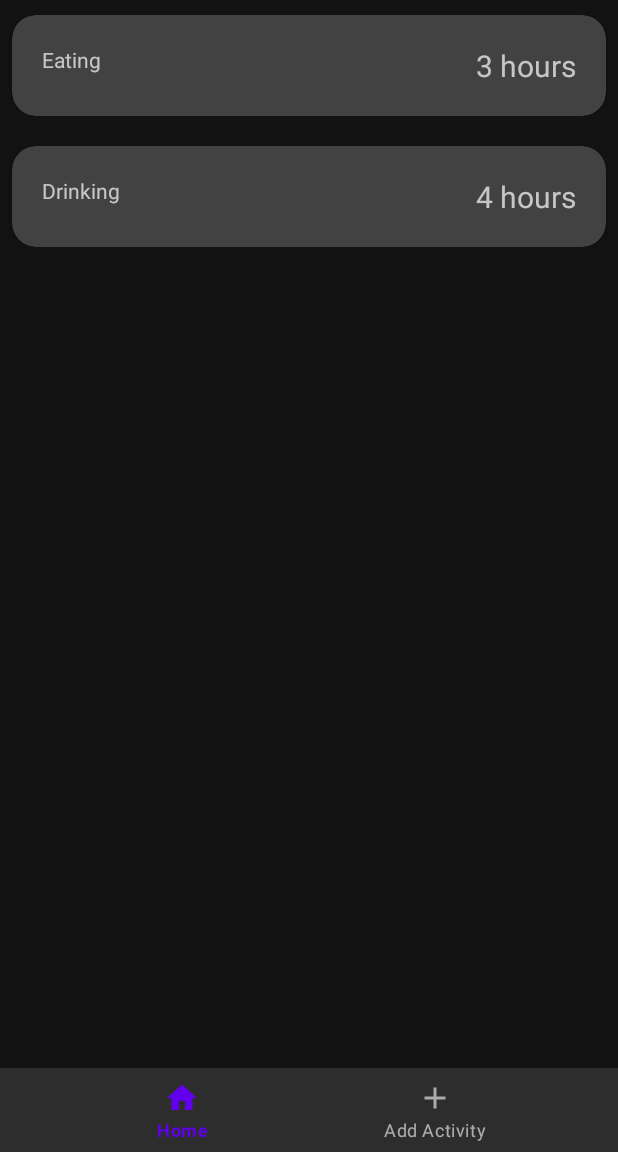
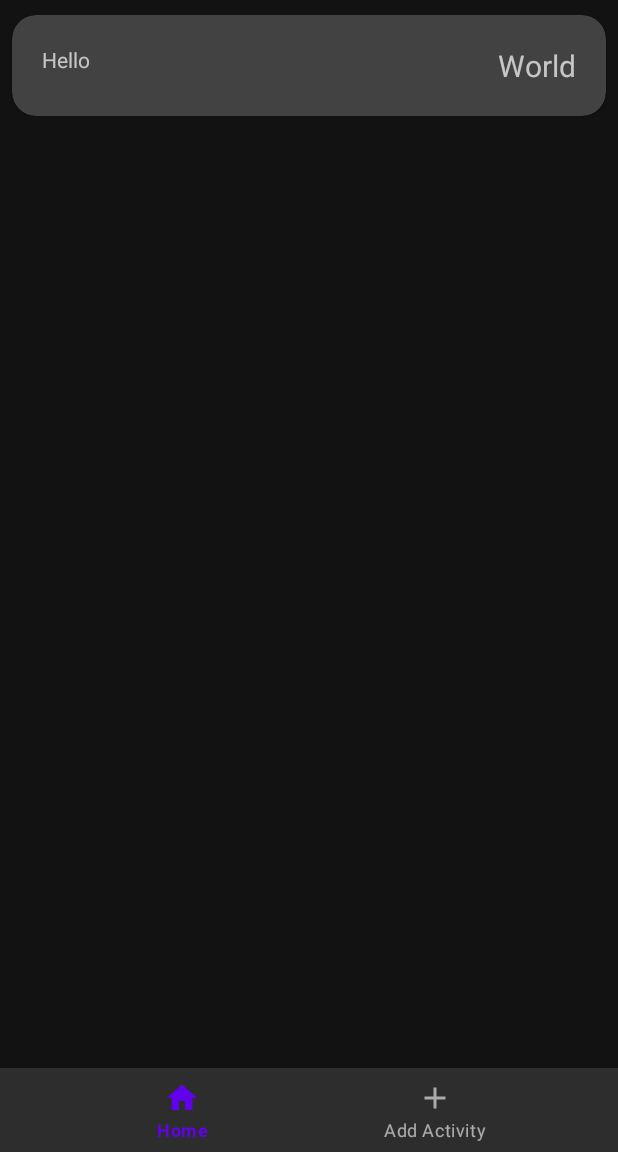
Before and after one commit to Polar-Points/Productivity-Tracker, an Android app: the screen it shows after launch (MainActivity), on a phone screen of 412 x 824 dp, the part 84-1236 px from its top. Run offline under Robolectric (Android 15) with nearby library versions, the phone set to English and light mode, and no system bars; our stand-ins replace Room's generated code, navigation-ui.

```diff
--- a/app/src/main/AndroidManifest.xml
+++ b/app/src/main/AndroidManifest.xml
@@ -9,7 +9,7 @@
         android:roundIcon="@mipmap/ic_launcher_round"
         android:supportsRtl="true"
         android:theme="@style/AppTheme">
-        <activity android:name=".MainActivity">
+        <activity android:name=".presentation.MainActivity">
             <intent-filter>
                 <action android:name="android.intent.action.MAIN" />
 
--- a/app/src/main/java/com/marty/dang/productivitytracker/MainActivity.kt
+++ b/app/src/main/java/com/marty/dang/productivitytracker/presentation/MainActivity.kt
@@ -1,4 +1,4 @@
-package com.marty.dang.productivitytracker
+package com.marty.dang.productivitytracker.presentation
 
 import androidx.appcompat.app.AppCompatActivity
 import android.os.Bundle
@@ -6,6 +6,7 @@ import androidx.navigation.Navigation
 import androidx.navigation.ui.NavigationUI
 import androidx.navigation.ui.setupWithNavController
 import com.google.android.material.bottomnavigation.BottomNavigationView
+import com.marty.dang.productivitytracker.R
 import kotlinx.android.synthetic.main.activity_main.*
 
 class MainActivity : AppCompatActivity() {
--- a/app/src/main/java/com/marty/dang/productivitytracker/StatsAdapter.kt
+++ b/app/src/main/java/com/marty/dang/productivitytracker/presentation/adapters/StatsAdapter.kt
@@ -1,5 +1,6 @@
-package com.marty.dang.productivitytracker
+package com.marty.dang.productivitytracker.presentation.adapters
 
+import android.content.Context
 import android.util.Log
 import android.view.LayoutInflater
 import android.view.View
@@ -7,25 +8,26 @@ import android.view.ViewGroup
 import android.widget.TextView
 import androidx.recyclerview.widget.RecyclerView
 import com.google.android.material.snackbar.Snackbar
-import com.marty.dang.productivitytracker.repository.Entry
+import com.marty.dang.productivitytracker.R
+import com.marty.dang.productivitytracker.repository.Activity
 
 
 /**
  *   Created by Marty Dang on 4/20/20
  *   Copyright @ 2019 Dang, Marty. All rights reserved.
  */
-class StatsAdapter(private val dataSet:MutableList<Entry>): RecyclerView.Adapter<StatsAdapter.ViewHolder>() {
+class StatsAdapter(context: Context): RecyclerView.Adapter<StatsAdapter.ViewHolder>() {
+
+    private var dataSet = mutableListOf<Activity>()
 
     /**
      * Provide a reference to the type of views that you are using (custom ViewHolder)
      */
-    class ViewHolder(v: View): RecyclerView.ViewHolder(v) {
-        val category: TextView
-        val hours: TextView
+    inner class ViewHolder(v: View): RecyclerView.ViewHolder(v) {
+        val category: TextView = v.findViewById(R.id.category)
+        val hours: TextView = v.findViewById(R.id.hours)
         init {
             v.setOnClickListener { Log.d("DFD", "Element $adapterPosition clicked.") }
-            category = v.findViewById(R.id.category)
-            hours = v.findViewById(R.id.hours)
         }
     }
 
@@ -45,15 +47,20 @@ class StatsAdapter(private val dataSet:MutableList<Entry>): RecyclerView.Adapter
     override fun onBindViewHolder(holder: ViewHolder, position: Int) {
         // Get element from your dataset at this position and replace the contents of the view
         // with that element
-        holder.category.text = dataSet[position].category
-        holder.hours.text = dataSet[position].time
+        val current = dataSet[position]
+        holder.category.text = current.activity
+        holder.hours.text = current.duration
+    }
+
+    fun setWords(entries: MutableList<Activity>) {
+        dataSet = entries
+        notifyDataSetChanged()
     }
 
     fun removeAt(viewHolder: RecyclerView.ViewHolder, recyclerView: RecyclerView) {
 
         val adapterPosition = viewHolder.adapterPosition
-        val entry = dataSet[adapterPosition]
-//        val mAdapterPosition = viewHolder.adapterPosition
+        val entry = dataSet?.get(adapterPosition)
 
         val snackbar: Snackbar = Snackbar.make(
                 recyclerView,
@@ -61,16 +68,14 @@ class StatsAdapter(private val dataSet:MutableList<Entry>): RecyclerView.Adapter
                 Snackbar.LENGTH_LONG
             )
             .setAction("Undo", View.OnClickListener {
-                dataSet.add(adapterPosition, entry)
+                if (entry != null) {
+                    dataSet.add(adapterPosition, entry)
+                }
                 notifyItemInserted(adapterPosition)
                 recyclerView.scrollToPosition(adapterPosition)
-               // dataSet.remove(entry)
-
-
             })
         snackbar.show()
         dataSet.removeAt(adapterPosition)
         notifyItemRemoved(viewHolder.adapterPosition)
-        //dataSet.add(entry)
     }
 }
--- a/app/src/main/java/com/marty/dang/productivitytracker/ActivityEntryFragment.kt
+++ b/app/src/main/java/com/marty/dang/productivitytracker/presentation/fragments/ActivityEntryFrag.kt
@@ -1,4 +1,4 @@
-package com.marty.dang.productivitytracker
+package com.marty.dang.productivitytracker.presentation.fragments
 
 import android.os.Bundle
 import androidx.fragment.app.Fragment
@@ -7,18 +7,17 @@ import android.view.View
 import android.view.ViewGroup
 import android.widget.Button
 import android.widget.EditText
-import com.marty.dang.productivitytracker.repository.Entry
-import com.marty.dang.productivitytracker.repository.Repo
+import com.marty.dang.productivitytracker.R
 
 
-class ActivityEntryFragment : Fragment(){
+class ActivityEntryFrag : Fragment(){
 
     private lateinit var categoryField: EditText
     private lateinit var timeField: EditText
     private lateinit var addButton: Button
 
     private val addButtonOnClickListener = View.OnClickListener {
-        Repo.addData(Entry(categoryField.text.toString(), timeField.text.toString()))
+        //Repo.addData(Entry(categoryField.text.toString(), timeField.text.toString()))
     }
 
     override fun onCreateView(inflater: LayoutInflater, container: ViewGroup?, savedInstanceState: Bundle?): View? {
--- a/app/src/main/java/com/marty/dang/productivitytracker/HomeFragment.kt
+++ b/app/src/main/java/com/marty/dang/productivitytracker/presentation/fragments/HomeFrag.kt
@@ -1,4 +1,4 @@
-package com.marty.dang.productivitytracker
+package com.marty.dang.productivitytracker.presentation.fragments
 
 import StatsSwipeController
 import android.os.Bundle
@@ -6,27 +6,32 @@ import android.view.LayoutInflater
 import android.view.View
 import android.view.ViewGroup
 import androidx.fragment.app.Fragment
+import androidx.fragment.app.viewModels
+import androidx.lifecycle.Observer
 import androidx.recyclerview.widget.ItemTouchHelper
 import androidx.recyclerview.widget.LinearLayoutManager
 import androidx.recyclerview.widget.RecyclerView
-import com.marty.dang.productivitytracker.repository.Repo
+import com.marty.dang.productivitytracker.R
+import com.marty.dang.productivitytracker.presentation.adapters.StatsAdapter
+import com.marty.dang.productivitytracker.presentation.viewmodels.HomeFragViewModel
+import com.marty.dang.productivitytracker.repository.Activity
 
-class HomeFragment : Fragment() {
+class HomeFrag : Fragment() {
 
-    private lateinit var recyclerView: RecyclerView
-
-    override fun onCreate(savedInstanceState: Bundle?) {
-        super.onCreate(savedInstanceState)
-    }
+    private val viewModel: HomeFragViewModel by viewModels()
 
     override fun onCreateView(inflater: LayoutInflater, container: ViewGroup?, savedInstanceState: Bundle?): View? {
 
         val view =  inflater.inflate(R.layout.fragment_home, container, false)
-        recyclerView = view.findViewById(R.id.stats_recycler_view)
+        val recyclerView: RecyclerView = view.findViewById(R.id.stats_recycler_view)
         recyclerView.layoutManager = LinearLayoutManager(activity)
 
-        val adapter = StatsAdapter(Repo.getData() ?: mutableListOf())
+        val adapter = StatsAdapter(requireContext())
         recyclerView.adapter = adapter
+
+        viewModel.listOfActivities.observe(viewLifecycleOwner, Observer<MutableList<Activity>>{
+            adapter.setWords(it)
+        })
 
         val itemTouchHelper = ItemTouchHelper(StatsSwipeController(requireActivity(),adapter, recyclerView))
         itemTouchHelper.attachToRecyclerView(recyclerView)
--- a/app/src/main/java/com/marty/dang/productivitytracker/StatsSwipeController.kt
+++ b/app/src/main/java/com/marty/dang/productivitytracker/presentation/utils/StatsSwipeController.kt
@@ -1,12 +1,11 @@
 import android.content.Context
 import android.graphics.*
 import android.graphics.drawable.ColorDrawable
-import android.widget.Toast
 import androidx.core.content.ContextCompat
 import androidx.recyclerview.widget.ItemTouchHelper
 import androidx.recyclerview.widget.RecyclerView
 import com.marty.dang.productivitytracker.R
-import com.marty.dang.productivitytracker.StatsAdapter
+import com.marty.dang.productivitytracker.presentation.adapters.StatsAdapter
 
 // https://medium.com/@kitek/recyclerview-swipe-to-delete-easier-than-you-thought-cff67ff5e5f6
 // https://medium.com/@ipaulpro/drag-and-swipe-with-recyclerview-b9456d2b1aaf
--- /dev/null
+++ b/app/src/main/java/com/marty/dang/productivitytracker/presentation/viewmodels/HomeFragViewModel.kt
@@ -0,0 +1,27 @@
+package com.marty.dang.productivitytracker.presentation.viewmodels
+
+import android.app.Application
+import androidx.lifecycle.AndroidViewModel
+import androidx.lifecycle.LiveData
+import androidx.lifecycle.viewModelScope
+import com.marty.dang.productivitytracker.repository.Activity
+import com.marty.dang.productivitytracker.repository.ActivityDatabase
+import com.marty.dang.productivitytracker.repository.Repository
+import kotlinx.coroutines.Dispatchers
+import kotlinx.coroutines.launch
+
+/**
+ *   Created by Marty Dang on 4/26/20
+ *   Copyright @ 2019 Dang, Marty. All rights reserved.
+ */
+class HomeFragViewModel(application: Application): AndroidViewModel(application) {
+
+    val activityDao = ActivityDatabase.getDatabase(application, viewModelScope).activityDao()
+    val repository = Repository(activityDao)
+    val listOfActivities: LiveData<MutableList<Activity>> = repository.allActivities
+
+    fun insert(activity: Activity) {
+        viewModelScope.launch(Dispatchers.IO) { repository.insert(activity) }
+    }
+
+}
--- /dev/null
+++ b/app/src/main/java/com/marty/dang/productivitytracker/repository/Activity.kt
@@ -0,0 +1,28 @@
+package com.marty.dang.productivitytracker.repository
+
+import androidx.room.ColumnInfo
+import androidx.room.Entity
+import androidx.room.PrimaryKey
+
+/**
+ *   Created by Marty Dang on 4/26/20
+ *   Copyright @ 2019 Dang, Marty. All rights reserved.
+ */
+
+/**
+ * A basic class representing an entity that is a row in a one-column database table.
+ *
+ * @ Entity - You must annotate the class as an entity and supply a table name if not class name.
+ * @ PrimaryKey - You must identify the primary key.
+ * @ ColumnInfo - You must supply the column name if it is different from the variable name.
+ *
+ * See the documentation for the full rich set of annotations.
+ * https://developer.android.com/topic/libraries/architecture/room.html
+ */
+
+@Entity(tableName = "activity_table")
+data class Activity(
+    @field:ColumnInfo(name = "activity")
+    @field:PrimaryKey val activity: String,
+    var duration: String
+)
--- /dev/null
+++ b/app/src/main/java/com/marty/dang/productivitytracker/repository/ActivityDao.kt
@@ -0,0 +1,43 @@
+package com.marty.dang.productivitytracker.repository
+
+import androidx.lifecycle.LiveData
+import androidx.room.*
+
+/**
+ *   Created by Marty Dang on 4/26/20
+ *   Copyright @ 2019 Dang, Marty. All rights reserved.
+ */
+
+/**
+ * The Room Magic is in this file, where you map a Java method call to an SQL query.
+ *
+ * When you are using complex data types, such as Date, you have to also supply type converters.
+ * To keep this example basic, no types that require type converters are used.
+ * See the documentation at
+ * https://developer.android.com/topic/libraries/architecture/room.html#type-converters
+ */
+
+@Dao
+interface ActivityDao {
+
+    // LiveData is a data holder class that can be observed within a given lifecycle.
+    // Always holds/caches latest version of data. Notifies its active observers when the
+    // data has changed. Since we are getting all the contents of the database,
+    // we are notified whenever any of the database contents have changed.
+    @Query("SELECT * from activity_table ORDER BY activity ASC")
+    fun getAlphabetizedWords(): LiveData<MutableList<Activity>>
+
+    @Insert(onConflict = OnConflictStrategy.IGNORE)
+    fun insert(entry: Activity?)
+
+    @Update
+    fun updateActivities(vararg activities: Activity)
+
+    @Delete
+    fun deleteActivities(vararg activities: Activity)
+
+    @Query("DELETE FROM activity_table")
+    fun deleteAll()
+
+
+}
--- /dev/null
+++ b/app/src/main/java/com/marty/dang/productivitytracker/repository/ActivityDatabase.kt
@@ -0,0 +1,75 @@
+package com.marty.dang.productivitytracker.repository
+
+import android.content.Context
+import androidx.room.Database
+import androidx.room.Room
+import androidx.room.RoomDatabase
+import androidx.sqlite.db.SupportSQLiteDatabase
+import kotlinx.coroutines.CoroutineScope
+import kotlinx.coroutines.Dispatchers
+import kotlinx.coroutines.launch
+
+/**
+ *   Created by Marty Dang on 4/26/20
+ *   Copyright @ 2019 Dang, Marty. All rights reserved.
+ */
+@Database(entities = [Activity::class], version = 1, exportSchema = true)
+abstract class ActivityDatabase: RoomDatabase() {
+
+    abstract fun activityDao(): ActivityDao
+
+    companion object {
+        @Volatile
+        private var INSTANCE: ActivityDatabase? = null
+
+        fun getDatabase(context: Context, scope: CoroutineScope): ActivityDatabase {
+            // if the INSTANCE is not null, then return it,
+            // if it is, then create the database
+            return INSTANCE ?: synchronized(this) {
+                val instance = Room.databaseBuilder(
+                    context.applicationContext,
+                    ActivityDatabase::class.java,
+                    "activity_database"
+                )
+                    // Wipes and rebuilds instead of migrating if no Migration object.
+                    // Migration is not part of this codelab.
+                    .fallbackToDestructiveMigration()
+                    .addCallback(WordDatabaseCallback(scope))
+                    .build()
+                INSTANCE = instance
+                // return instance
+                instance
+            }
+        }
+
+        private class WordDatabaseCallback(private val scope: CoroutineScope) : RoomDatabase.Callback() {
+            /**
+             * Override the onOpen method to populate the database.
+             * For this sample, we clear the database every time it is created or opened.
+             */
+            override fun onOpen(db: SupportSQLiteDatabase) {
+                super.onOpen(db)
+                // If you want to keep the data through app restarts,
+                // comment out the following line.
+                INSTANCE?.let { database ->
+                    scope.launch(Dispatchers.IO) {
+                        populateDatabase(database.activityDao())
+                    }
+                }
+            }
+        }
+
+        /**
+         * Populate the database in a new coroutine.
+         * If you want to start with more words, just add them.
+         */
+        fun populateDatabase(activityDao: ActivityDao) {
+            // Start the app with a clean database every time.
+            // Not needed if you only populate on creation.
+            activityDao.deleteAll()
+
+            val activity = Activity("Hello", "World")
+            activityDao.insert(activity)
+        }
+    }
+}
--- a/app/src/main/java/com/marty/dang/productivitytracker/repository/Entry.kt
+++ /dev/null
@@ -1,7 +0,0 @@
-package com.marty.dang.productivitytracker.repository
-
-/**
- *   Created by Marty Dang on 4/20/20
- *   Copyright @ 2019 Dang, Marty. All rights reserved.
- */
-data class Entry(var category: String, var time: String)
--- a/app/src/main/java/com/marty/dang/productivitytracker/repository/Repo.kt
+++ /dev/null
@@ -1,27 +0,0 @@
-package com.marty.dang.productivitytracker.repository
-
-/**
- *   Created by Marty Dang on 4/22/20
- *   Copyright @ 2019 Dang, Marty. All rights reserved.
- */
-object Repo {
-
-    private val entry1 = Entry(
-        "Eating",
-        "3 hours"
-    )
-    private val entry2 = Entry(
-        "Drinking",
-        "4 hours"
-    )
-
-    private var listOfEntries: MutableList<Entry> = mutableListOf(entry1, entry2)
-
-    fun addData(entry: Entry) {
-        listOfEntries.add(entry)
-    }
-
-    fun getData(): MutableList<Entry>? {
-        return listOfEntries
-    }
-}
--- /dev/null
+++ b/app/src/main/java/com/marty/dang/productivitytracker/repository/Repository.kt
@@ -0,0 +1,21 @@
+package com.marty.dang.productivitytracker.repository
+
+import androidx.annotation.WorkerThread
+import androidx.lifecycle.LiveData
+
+/**
+ *   Created by Marty Dang on 4/26/20
+ *   Copyright @ 2019 Dang, Marty. All rights reserved.
+ */
+class Repository(private val dao:ActivityDao) {
+
+    // Room executes all queries on a separate thread.
+    // Observed LiveData will notify the observer when the data has changed.
+    val allActivities: LiveData<MutableList<Activity>> = dao.getAlphabetizedWords()
+
+    @WorkerThread
+    suspend fun insert(activity: Activity){
+        dao.insert(activity)
+    }
+
+}
--- a/app/src/main/res/layout/activity_entry_fragment.xml
+++ b/app/src/main/res/layout/activity_entry_fragment.xml
@@ -4,7 +4,7 @@
     xmlns:tools="http://schemas.android.com/tools"
     android:layout_width="match_parent"
     android:layout_height="match_parent"
-    tools:context=".ActivityEntryFragment">
+    tools:context=".presentation.fragments.ActivityEntryFrag">
 
     <EditText
         android:id="@+id/category_edit_text"
--- a/app/src/main/res/layout/activity_main.xml
+++ b/app/src/main/res/layout/activity_main.xml
@@ -4,7 +4,7 @@
     xmlns:tools="http://schemas.android.com/tools"
     android:layout_width="match_parent"
     android:layout_height="match_parent"
-    tools:context=".MainActivity">
+    tools:context=".presentation.MainActivity">
 
     <androidx.appcompat.widget.Toolbar
         android:id="@+id/toolbar"
--- a/app/src/main/res/layout/fragment_home.xml
+++ b/app/src/main/res/layout/fragment_home.xml
@@ -4,7 +4,7 @@
     xmlns:tools="http://schemas.android.com/tools"
     android:layout_width="match_parent"
     android:layout_height="match_parent"
-    tools:context=".HomeFragment">
+    tools:context=".presentation.fragments.HomeFrag">
 
 
     <androidx.recyclerview.widget.RecyclerView
--- a/app/src/main/res/navigation/nav_graph.xml
+++ b/app/src/main/res/navigation/nav_graph.xml
@@ -7,12 +7,12 @@
 
     <fragment
         android:id="@+id/homeFragment"
-        android:name="com.marty.dang.productivitytracker.HomeFragment"
+        android:name="com.marty.dang.productivitytracker.presentation.fragments.HomeFrag"
         android:label="fragment_home"
         tools:layout="@layout/fragment_home" />
     <fragment
         android:id="@+id/activityEntryFragment"
-        android:name="com.marty.dang.productivitytracker.ActivityEntryFragment"
+        android:name="com.marty.dang.productivitytracker.presentation.fragments.ActivityEntryFrag"
         android:label="activity_entry_fragment"
         tools:layout="@layout/activity_entry_fragment" />
 </navigation>
```
Also changed, not shown: app/build.gradle (+16 -4 lines).
